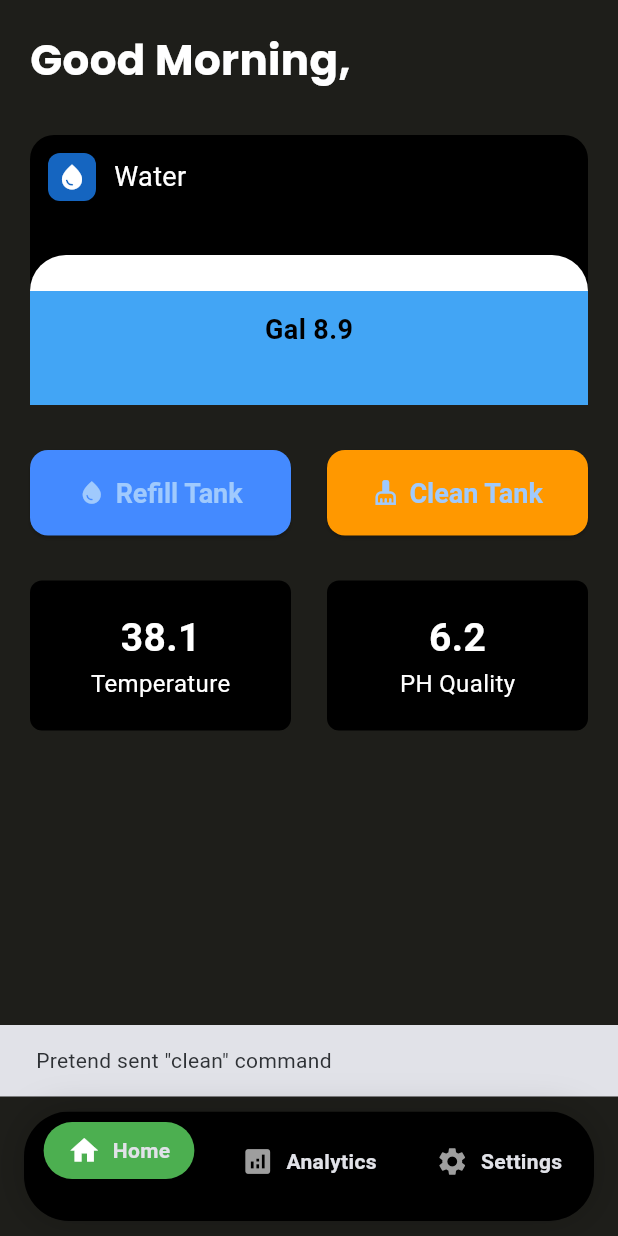
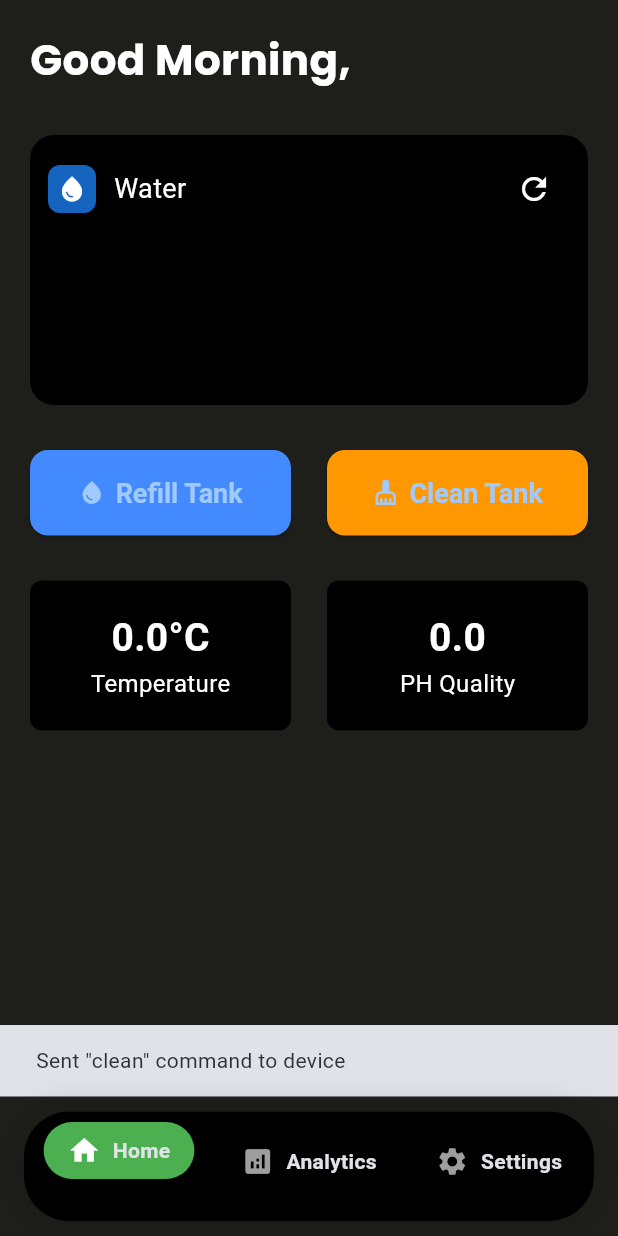
Before and after one commit to SanudaDe/smart_water_systerm, a Flutter app: the StatisticsScreen screen opened by its route, after a tap on "Clean Tank", on a phone screen of 412 x 824 dp. Run offline on Flutter 3.47's test engine with Material 3 defaults, Android fonts, the phone set to English and light mode, and no system bars; our stand-ins replace fl_chart, google_fonts; network calls fail.

Commit message:
update home

```diff
--- a/lib/dashboard.dart
+++ b/lib/dashboard.dart
@@ -2,6 +2,9 @@ import 'package:flutter/material.dart';
 import 'package:google_fonts/google_fonts.dart';
 import 'package:smart_water_systerm/settings.dart';
 import 'package:smart_water_systerm/statistics.dart';
+import 'package:http/http.dart' as http;
+import 'dart:convert';
+import 'dart:async';
 
 class AquariumControlPage extends StatefulWidget {
   const AquariumControlPage({super.key});
@@ -14,10 +17,54 @@ class _AquariumControlPageState extends State<AquariumControlPage> {
   int _selectedIndex = 0;
   String _greeting = "";
 
+  // Sensor data variables
+  double waterLevel = 0.0;
+  double temperature = 0.0;
+  double phQuality = 0.0;
+
+  // Timer for periodic updates
+  Timer? _timer;
+
+  // API endpoint - replace with your actual IoT device endpoint
+  final String apiUrl = "https://your-iot-api-endpoint.com/sensors";
+
   @override
   void initState() {
     super.initState();
     _updateGreeting();
+    _fetchSensorData();
+
+    // Set up periodic updates every 5 seconds
+    _timer = Timer.periodic(const Duration(seconds: 5), (Timer t) {
+      _fetchSensorData();
+    });
+  }
+
+  @override
+  void dispose() {
+    _timer?.cancel();
+    super.dispose();
+  }
+
+  Future<void> _fetchSensorData() async {
+    try {
+      final response = await http.get(Uri.parse(apiUrl));
+
+      if (response.statusCode == 200) {
+        final data = json.decode(response.body);
+        setState(() {
+          waterLevel = double.tryParse(data['water_level'].toString()) ?? 0.0;
+          temperature = double.tryParse(data['temperature'].toString()) ?? 0.0;
+          phQuality = double.tryParse(data['ph_quality'].toString()) ?? 0.0;
+        });
+      } else {
+        // Handle error - you might want to show a snackbar or keep old values
+        print('Failed to fetch sensor data: ${response.statusCode}');
+      }
+    } catch (e) {
+      print('Error fetching sensor data: $e');
+      // You might want to show an error to the user here
+    }
   }
 
   void _updateGreeting() {
@@ -62,17 +109,18 @@ class _AquariumControlPageState extends State<AquariumControlPage> {
   }
 
   void sendCommand(String command) {
+    // Implement actual IoT command sending here
     ScaffoldMessenger.of(context).showSnackBar(
-      SnackBar(content: Text('Pretend sent "$command" command')),
+      SnackBar(content: Text('Sent "$command" command to device')),
     );
+
+    // Example of sending a command to your IoT device
+    // http.post(Uri.parse('https://your-iot-api-endpoint.com/commands'),
+    //   body: json.encode({'command': command}));
   }
 
   @override
   Widget build(BuildContext context) {
-    const waterLevel = 8.9;
-    const temperature = 38.1;
-    const phQuality = 6.2;
-
     return Scaffold(
       backgroundColor: const Color(0xFF1E1E1A),
       bottomNavigationBar: Container(
@@ -94,7 +142,7 @@ class _AquariumControlPageState extends State<AquariumControlPage> {
             onTap: _onItemTapped,
             selectedItemColor: Colors.white,
             unselectedItemColor: Colors.grey,
-      showSelectedLabels: true, // Show labels for all selected items
+            showSelectedLabels: true,
             showUnselectedLabels: false,
             items: [
               BottomNavigationBarItem(
@@ -205,6 +253,12 @@ class _AquariumControlPageState extends State<AquariumControlPage> {
                               fontSize: 18,
                             ),
                           ),
+                          const Spacer(),
+                          // Add refresh button
+                          IconButton(
+                            icon: const Icon(Icons.refresh, color: Colors.white),
+                            onPressed: _fetchSensorData,
+                          ),
                         ],
                       ),
                     ),
@@ -215,7 +269,7 @@ class _AquariumControlPageState extends State<AquariumControlPage> {
                             bottom: 0,
                             left: 0,
                             right: 0,
-                            height: 100,
+                            height: 100 * (waterLevel / 10), // Assuming 10 is max level
                             child: Stack(
                               alignment: Alignment.center,
                               children: [
@@ -239,7 +293,7 @@ class _AquariumControlPageState extends State<AquariumControlPage> {
                                   ],
                                 ),
                                 Text(
-                                  "Gal $waterLevel",
+                                  "Gal ${waterLevel.toStringAsFixed(1)}",
                                   style: const TextStyle(
                                     color: Colors.black,
                                     fontSize: 18,
@@ -317,7 +371,7 @@ class _AquariumControlPageState extends State<AquariumControlPage> {
                         mainAxisAlignment: MainAxisAlignment.center,
                         children: [
                           Text(
-                            "$temperature",
+                            "${temperature.toStringAsFixed(1)}°C",
                             style: const TextStyle(
                               color: Colors.white,
                               fontSize: 26,
@@ -347,7 +401,7 @@ class _AquariumControlPageState extends State<AquariumControlPage> {
                         mainAxisAlignment: MainAxisAlignment.center,
                         children: [
                           Text(
-                            "$phQuality",
+                            phQuality.toStringAsFixed(1),
                             style: const TextStyle(
                               color: Colors.white,
                               fontSize: 26,
```
Also changed, not shown: lib/statistics.dart (+0 -29 lines). Lines whose indentation alone changed are shown as unchanged.
